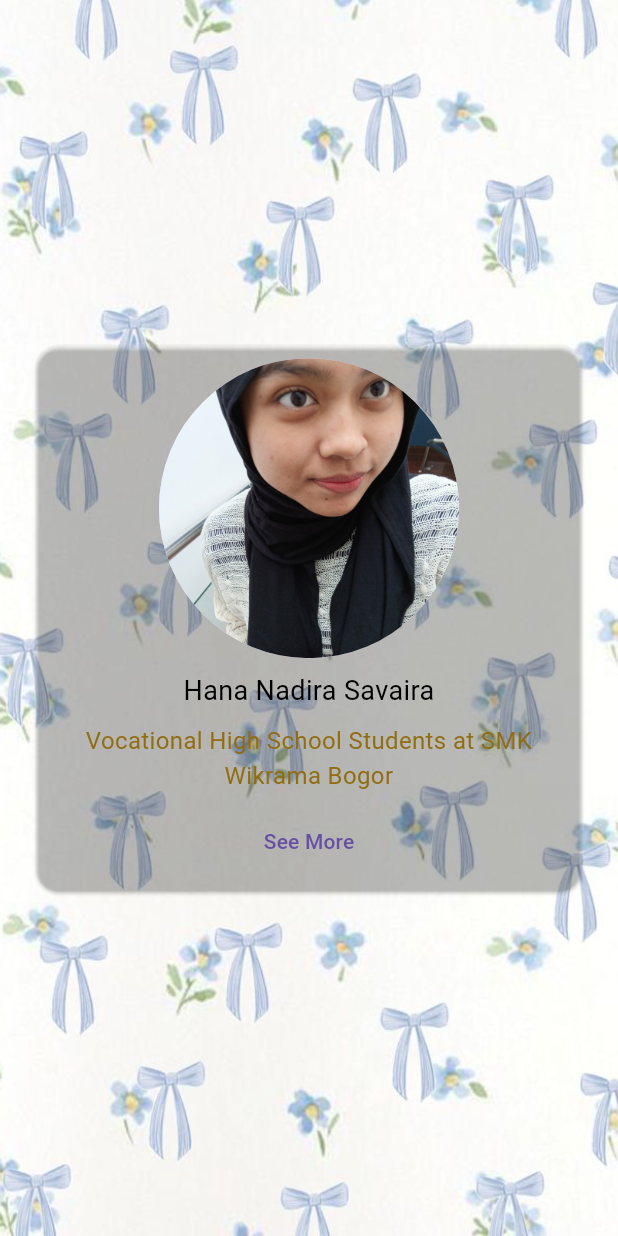
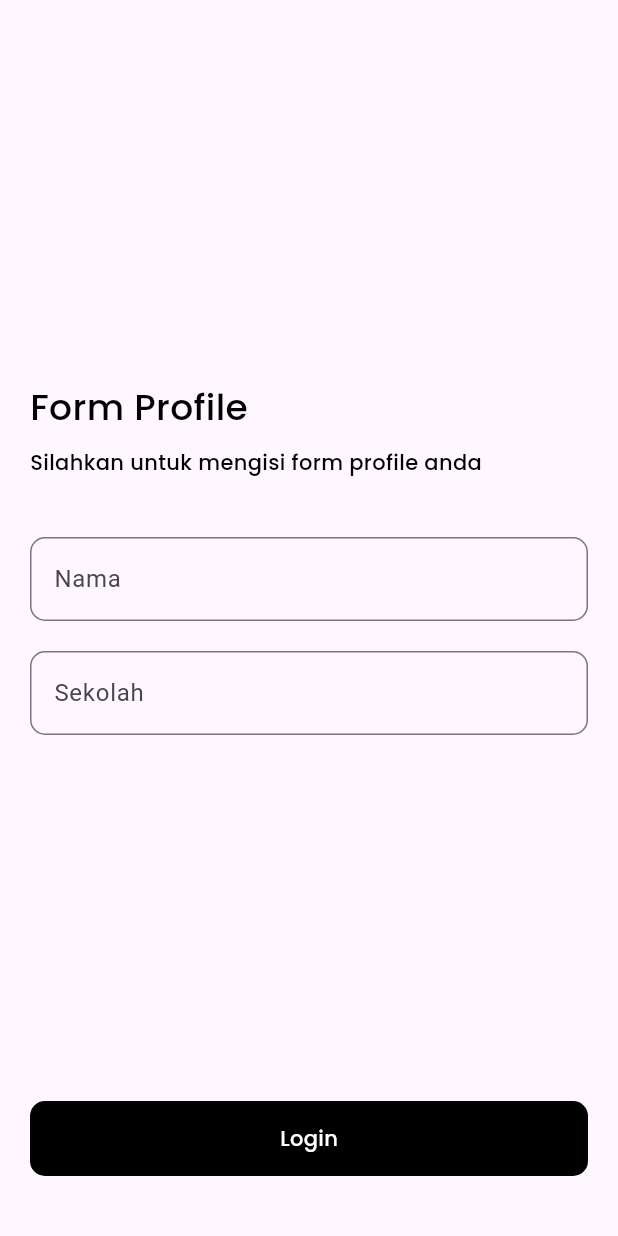
Before and after one commit to hananadira/flutter_profile, a Flutter app: the screen it shows after launch, on a phone screen of 412 x 824 dp. Run offline on Flutter 3.47's test engine with Material 3 defaults, Android fonts, the phone set to English and light mode, and no system bars; our stand-ins replace google_fonts.

Commit message:
kirim serta menangkap data

```diff
--- /dev/null
+++ b/lib/login.dart
@@ -0,0 +1,158 @@
+import 'package:flutter/material.dart';
+import 'package:google_fonts/google_fonts.dart';
+import 'main.dart'; // Tambahkan ini jika HomePage ada di main.dart
+
+class LoginPage extends StatefulWidget {
+  const LoginPage({super.key});
+
+  @override
+  State<LoginPage> createState() => _LoginPageState();
+}
+
+class _LoginPageState extends State<LoginPage> {
+  final TextEditingController _usernameController = TextEditingController();
+  final TextEditingController _sekolahController = TextEditingController();
+
+  @override
+  Widget build(BuildContext context) {
+    return Scaffold(
+      body: Padding(
+        padding: const EdgeInsets.only(bottom: 40.0, left: 20.0, right: 20.0),
+        child: Column(
+          crossAxisAlignment: CrossAxisAlignment.start,
+          mainAxisAlignment: MainAxisAlignment.spaceBetween,
+          children: [
+            const SizedBox(
+              height: 10,
+            ),
+            Column(
+              crossAxisAlignment: CrossAxisAlignment.start,
+              children: [
+                Text(
+                  "Form Profile",
+                  style: GoogleFonts.poppins(
+                      fontSize: 24,
+                      fontWeight: FontWeight.w500,
+                      color: const Color.fromARGB(255, 0, 0, 0)),
+                ),
+                const SizedBox(
+                  height: 10,
+                ),
+                Text(
+                  "Silahkan untuk mengisi form profile anda",
+                  style: GoogleFonts.poppins(
+                      fontSize: 14,
+                      fontWeight: FontWeight.w500,
+                      color: const Color.fromARGB(255, 0, 0, 0)),
+                ),
+                const SizedBox(
+                  height: 40,
+                ),
+                TextFormField(
+                  controller: _usernameController,
+                  validator: (value) {
+                    if (value == null || value.isEmpty) {
+                      return 'Masukan username';
+                    }
+                    return null;
+                  },
+                  decoration: InputDecoration(
+                    labelText: 'Nama',
+                    hintText: 'Input nama anda',
+                    hintStyle: GoogleFonts.poppins(
+                      fontSize: 14,
+                      fontWeight: FontWeight.w500,
+                      color: const Color.fromARGB(255, 98, 98, 98),
+                    ),
+                    border: const OutlineInputBorder(
+                      borderRadius: BorderRadius.all(
+                        Radius.circular(10),
+                      ),
+                      borderSide: BorderSide(
+                        color: Color.fromARGB(255, 0, 0, 0),
+                      ),
+                    ),
+                  ),
+                ),
+                const SizedBox(
+                  height: 20,
+                ),
+                TextFormField(
+                  controller: _sekolahController,
+                  validator: (value) {
+                    if (value == null || value.isEmpty) {
+                      return 'Masukan sekolah';
+                    }
+                    return null;
+                  },
+                  decoration: InputDecoration(
+                    labelText: 'Sekolah',
+                    hintText: 'Input nama sekolah',
+                    hintStyle: GoogleFonts.poppins(
+                      fontSize: 14,
+                      fontWeight: FontWeight.w500,
+                      color: const Color.fromARGB(255, 98, 98, 98),
+                    ),
+                    border: const OutlineInputBorder(
+                      borderRadius: BorderRadius.all(
+                        Radius.circular(10),
+                      ),
+                      borderSide: BorderSide(
+                        color: Color.fromARGB(255, 0, 0, 0),
+                      ),
+                    ),
+                  ),
+                ),
+              ],
+            ),
+            InkWell(
+              onTap: () {
+                if (_usernameController.text.isEmpty ||
+                    _sekolahController.text.isEmpty) {
+                  ScaffoldMessenger.of(context).showSnackBar(
+                    const SnackBar(
+                      backgroundColor: Colors.red,
+                      content: Text(
+                        'Isi form login dengan lengkap!',
+                        style: TextStyle(
+                          color: Colors.white,
+                        ),
+                      ),
+                    ),
+                  );
+                } else {
+                  Navigator.push(
+                    context,
+                    MaterialPageRoute(
+                      builder: (context) => Home(
+                        username: _usernameController.text,
+                        sekolah: _sekolahController.text,
+                      ),
+                    ),
+                  );
+                }
+              },
+              child: Container(
+                height: 50,
+                width: double.infinity,
+                decoration: BoxDecoration(
+                  borderRadius: BorderRadius.circular(10),
+                  color: const Color.fromARGB(255, 0, 0, 0),
+                ),
+                child: Center(
+                  child: Text(
+                    "Login",
+                    style: GoogleFonts.poppins(
+                        fontSize: 14,
+                        fontWeight: FontWeight.w500,
+                        color: const Color.fromARGB(255, 255, 255, 255)),
+                  ),
+                ),
+              ),
+            ),
+          ],
+        ),
+      ),
+    );
+  }
+}
--- a/lib/main.dart
+++ b/lib/main.dart
@@ -1,64 +1,71 @@
 import 'package:flutter/material.dart';
-import 'page2.dart';
+import 'login.dart';
+import 'page2.dart'; // pastikan file page2.dart ada dan benar
 
 void main() => runApp(MaterialApp(
   debugShowCheckedModeBanner: false,
-  home: home(), //halaman awal ketika program pertama dijalankan
+  home: LoginPage(),
 ));
 
-class home extends StatelessWidget {
-  const home({ Key? key }) : super(key: key);
+class Home extends StatelessWidget {
+  final String username;
+  final String sekolah;
+
+  const Home({super.key, required this.username, required this.sekolah});
 
   @override
-  Widget build (BuildContext context) {
+  Widget build(BuildContext context) {
     return Scaffold(
       body: Container(
-        width: MediaQuery.of(context).size.width, //lebar diatur sesuai dengan lebar layar
+        width: MediaQuery.of(context).size.width,
         height: MediaQuery.of(context).size.height,
-        decoration: BoxDecoration(
+        decoration: const BoxDecoration(
           image: DecorationImage(
             image: AssetImage("assets/images/background.jpeg"),
             fit: BoxFit.cover,
           ),
         ),
-
         child: Stack(
-          alignment: Alignment.center ,
+          alignment: Alignment.center,
           children: <Widget>[
             Container(
               width: MediaQuery.of(context).size.width,
-              height: MediaQuery.of(context).size.shortestSide, //tinggi menyesuaikan isi konten di dalam content
-              padding: EdgeInsets.all(20.0),
+              height: MediaQuery.of(context).size.shortestSide,
+              padding: const EdgeInsets.all(20.0),
               alignment: Alignment.center,
               child: Card(
-                shape: RoundedRectangleBorder(borderRadius: BorderRadius.circular(15.0),),
-                color: Color.fromRGBO(240, 255, 255, 0),
+                shape: RoundedRectangleBorder(
+                  borderRadius: BorderRadius.circular(15.0),
+                ),
+                color: const Color.fromRGBO(240, 255, 255, 0),
                 child: Center(
                   child: Column(
                     mainAxisAlignment: MainAxisAlignment.spaceEvenly,
                     children: <Widget>[
-
-                      CircleAvatar(
+                      const CircleAvatar(
                         radius: 100.0,
-                        backgroundImage:
-                        AssetImage("assets/images/hana.jpg"),
+                        backgroundImage: AssetImage("assets/images/hana.jpg"),
                       ),
-                      Text("Hana Nadira Savaira",
+                      Text(
+                        username,
                         textAlign: TextAlign.center,
-                          style: TextStyle(fontSize: 18, color: Colors.black)
+                        style: const TextStyle(
+                            fontSize: 18, color: Colors.black),
                       ),
-
-                      Text("Vocational High School Students at SMK Wikrama Bogor",
+                      Text(
+                        sekolah,
                         textAlign: TextAlign.center,
-                          style: TextStyle(fontSize: 16, color: Color(0xF9916B0D))
+                        style: const TextStyle(
+                            fontSize: 16, color: Color(0xF9916B0D)),
                       ),
-
-                      TextButton(onPressed: () {
+                      TextButton(
+                        onPressed: () {
                           Navigator.push(
                             context,
                             MaterialPageRoute(builder: (context) => Page2()),
                           );
-                      }, child: Text('See More')
+                        },
+                        child: const Text('See More'),
                       ),
                     ],
                   ),
--- a/pubspec.yaml
+++ b/pubspec.yaml
@@ -31,6 +31,7 @@ dependencies:
   flutter:
     sdk: flutter
   cupertino_icons: ^1.0.8
+  google_fonts: ^4.0.4
 
 
   # The following adds the Cupertino Icons font to your application.
```
Also changed, not shown: pubspec.lock, 1 other file. Lines whose indentation alone changed are shown as unchanged.
